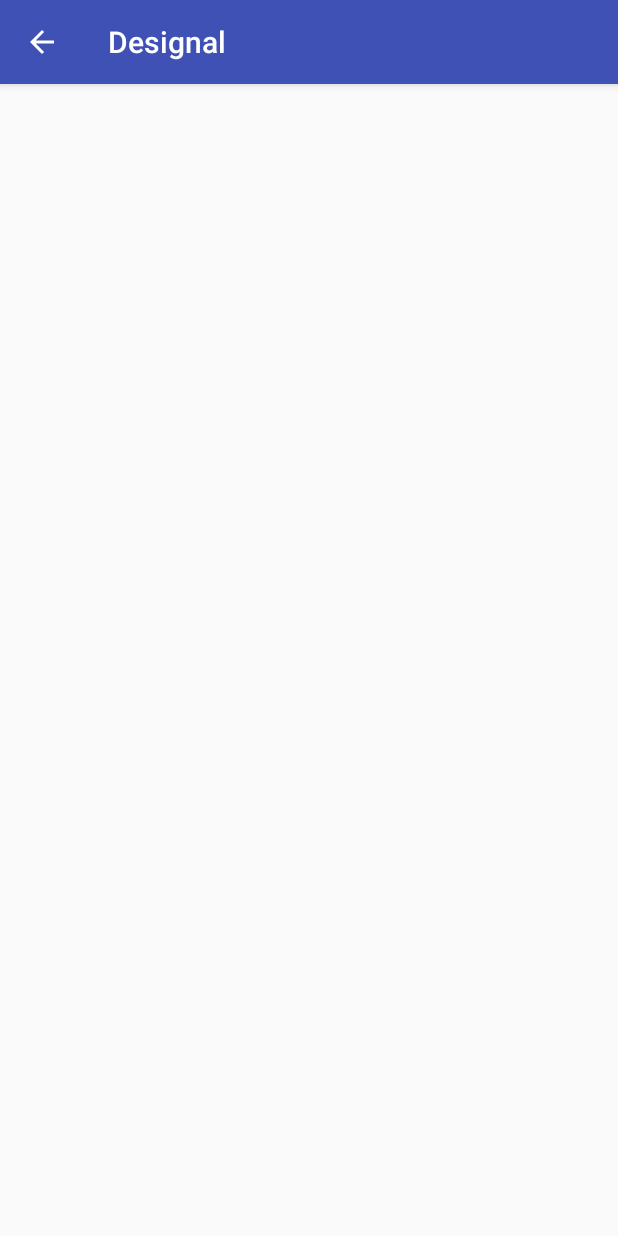
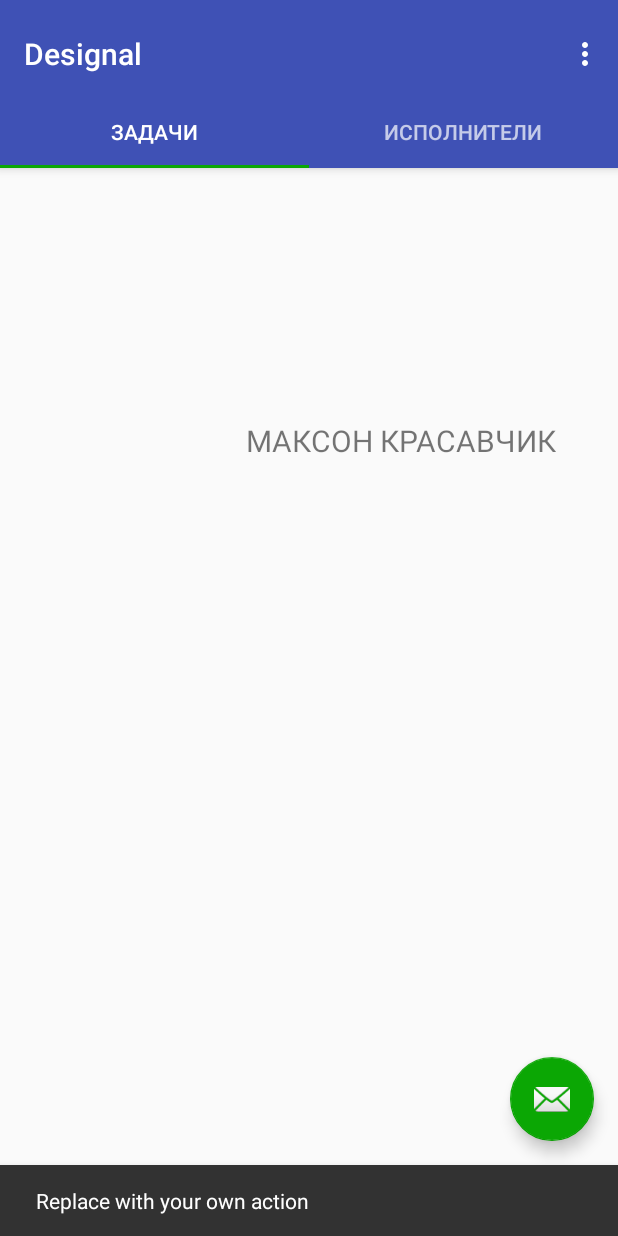
Before and after one commit to nikitko43/Designal, an Android app: the screen it shows after launch (AddActivity before the commit, MainActivity after it), after a tap on an icon or button, on a phone screen of 412 x 824 dp. Run offline under Robolectric (Android 15) with nearby library versions, the phone set to English and light mode, and no system bars.

Commit message:
Сделал табы в MainActivity

```diff
--- a/app/build.gradle
+++ b/app/build.gradle
@@ -23,6 +23,7 @@ dependencies {
     implementation 'com.android.support:appcompat-v7:26.1.0'
     implementation 'com.android.support.constraint:constraint-layout:1.1.0'
     implementation 'com.android.support:design:26.1.0'
+    implementation 'com.android.support:support-v4:26.1.0'
     testImplementation 'junit:junit:4.12'
     androidTestImplementation 'com.android.support.test:runner:1.0.1'
     androidTestImplementation 'com.android.support.test.espresso:espresso-core:3.0.1'
--- a/app/src/main/java/com/lawdev/designal/MainActivity.java
+++ b/app/src/main/java/com/lawdev/designal/MainActivity.java
@@ -1,14 +1,23 @@
 package com.lawdev.designal;
 
-import android.content.Intent;
-import android.os.Bundle;
+import android.support.design.widget.TabLayout;
 import android.support.design.widget.FloatingActionButton;
 import android.support.design.widget.Snackbar;
 import android.support.v7.app.AppCompatActivity;
 import android.support.v7.widget.Toolbar;
-import android.view.View;
+
+import android.support.v4.app.Fragment;
+import android.support.v4.app.FragmentManager;
+import android.support.v4.app.FragmentPagerAdapter;
+import android.support.v4.view.ViewPager;
+import android.os.Bundle;
+import android.view.LayoutInflater;
 import android.view.Menu;
 import android.view.MenuItem;
+import android.view.View;
+import android.view.ViewGroup;
+
+import android.widget.TextView;
 
 /*
    Главное окно приложения.
@@ -34,23 +43,51 @@ import android.view.MenuItem;
 
 public class MainActivity extends AppCompatActivity {
 
+    /**
+     * The {@link android.support.v4.view.PagerAdapter} that will provide
+     * fragments for each of the sections. We use a
+     * {@link FragmentPagerAdapter} derivative, which will keep every
+     * loaded fragment in memory. If this becomes too memory intensive, it
+     * may be best to switch to a
+     * {@link android.support.v4.app.FragmentStatePagerAdapter}.
+     */
+    private SectionsPagerAdapter mSectionsPagerAdapter;
+
+    /**
+     * The {@link ViewPager} that will host the section contents.
+     */
+    private ViewPager mViewPager;
+
     @Override
     protected void onCreate(Bundle savedInstanceState) {
         super.onCreate(savedInstanceState);
         setContentView(R.layout.activity_main);
+
         Toolbar toolbar = (Toolbar) findViewById(R.id.toolbar);
         setSupportActionBar(toolbar);
+        // Create the adapter that will return a fragment for each of the three
+        // primary sections of the activity.
+        mSectionsPagerAdapter = new SectionsPagerAdapter(getSupportFragmentManager());
 
-        FloatingActionButton fab = findViewById(R.id.fab);
+        // Set up the ViewPager with the sections adapter.
+        mViewPager = (ViewPager) findViewById(R.id.container);
+        mViewPager.setAdapter(mSectionsPagerAdapter);
 
+        TabLayout tabLayout = (TabLayout) findViewById(R.id.tabs);
+
+        mViewPager.addOnPageChangeListener(new TabLayout.TabLayoutOnPageChangeListener(tabLayout));
+        tabLayout.addOnTabSelectedListener(new TabLayout.ViewPagerOnTabSelectedListener(mViewPager));
+
+        FloatingActionButton fab = (FloatingActionButton) findViewById(R.id.fab);
         fab.setOnClickListener(new View.OnClickListener() {
             @Override
             public void onClick(View view) {
-                Intent intent = new Intent(MainActivity.this, AddActivity.class);
-                startActivityForResult(intent, 1);
+                Snackbar.make(view, "Replace with your own action", Snackbar.LENGTH_LONG)
+                        .setAction("Action", null).show();
             }
         });
     }
+
 
     @Override
     public boolean onCreateOptionsMenu(Menu menu) {
@@ -73,4 +110,36 @@ public class MainActivity extends AppCompatActivity {
 
         return super.onOptionsItemSelected(item);
     }
+
+
+    /**
+     * A {@link FragmentPagerAdapter} that returns a fragment corresponding to
+     * one of the sections/tabs/pages.
+     */
+    public class SectionsPagerAdapter extends FragmentPagerAdapter {
+
+        public SectionsPagerAdapter(FragmentManager fm) {
+            super(fm);
+        }
+
+        @Override
+        public Fragment getItem(int position) {
+            switch (position) {
+                case 0:
+                    Fragment tasks = new Tasks();
+                    return tasks;
+
+                case 1:
+                    Performers performers = new Performers();
+                    return performers;
+
+                default: return null;
+            }
+        }
+
+        @Override
+        public int getCount() {
+            return 2;
+        }
+    }
 }
--- /dev/null
+++ b/app/src/main/java/com/lawdev/designal/Performers.java
@@ -0,0 +1,16 @@
+package com.lawdev.designal;
+
+import android.os.Bundle;
+import android.support.v4.app.Fragment;
+import android.view.LayoutInflater;
+import android.view.View;
+import android.view.ViewGroup;
+
+public class Performers extends Fragment {
+    @Override
+    public View onCreateView(LayoutInflater inflater, ViewGroup container,
+                             Bundle savedInstanceState) {
+        View rootView = inflater.inflate(R.layout.performers, container, false);
+        return rootView;
+    }
+}
--- /dev/null
+++ b/app/src/main/java/com/lawdev/designal/Tasks.java
@@ -0,0 +1,15 @@
+package com.lawdev.designal;
+
+import android.os.Bundle;
+import android.view.LayoutInflater;
+import android.view.View;
+import android.view.ViewGroup;
+
+public class Tasks extends android.support.v4.app.Fragment {
+    @Override
+    public View onCreateView(LayoutInflater inflater, ViewGroup container,
+                             Bundle savedInstanceState) {
+        View rootView = inflater.inflate(R.layout.tasks, container, false);
+        return rootView;
+    }
+}
--- a/app/src/main/res/layout/activity_main.xml
+++ b/app/src/main/res/layout/activity_main.xml
@@ -2,33 +2,63 @@
 <android.support.design.widget.CoordinatorLayout xmlns:android="http://schemas.android.com/apk/res/android"
     xmlns:app="http://schemas.android.com/apk/res-auto"
     xmlns:tools="http://schemas.android.com/tools"
+    android:id="@+id/main_content"
     android:layout_width="match_parent"
     android:layout_height="match_parent"
-    tools:context="com.lawdev.designal.MainActivity">
+    android:fitsSystemWindows="true"
+    tools:context=".MainActivity">
 
     <android.support.design.widget.AppBarLayout
+        android:id="@+id/appbar"
         android:layout_width="match_parent"
         android:layout_height="wrap_content"
+        android:paddingTop="@dimen/appbar_padding_top"
         android:theme="@style/AppTheme.AppBarOverlay">
 
         <android.support.v7.widget.Toolbar
             android:id="@+id/toolbar"
             android:layout_width="match_parent"
             android:layout_height="?attr/actionBarSize"
+            android:layout_weight="1"
             android:background="?attr/colorPrimary"
-            app:popupTheme="@style/AppTheme.PopupOverlay" />
+            app:layout_scrollFlags="scroll|enterAlways"
+            app:popupTheme="@style/AppTheme.PopupOverlay"
+            app:title="@string/app_name">
 
+        </android.support.v7.widget.Toolbar>
+
+        <android.support.design.widget.TabLayout
+            android:id="@+id/tabs"
+            android:layout_width="match_parent"
+            android:layout_height="wrap_content">
+
+            <android.support.design.widget.TabItem
+                android:id="@+id/tabItem"
+                android:layout_width="wrap_content"
+                android:layout_height="wrap_content"
+                android:text="@string/tab_text_1" />
+
+            <android.support.design.widget.TabItem
+                android:id="@+id/tabItem2"
+                android:layout_width="wrap_content"
+                android:layout_height="wrap_content"
+                android:text="@string/tab_text_2" />
+
+        </android.support.design.widget.TabLayout>
     </android.support.design.widget.AppBarLayout>
 
-    <include layout="@layout/content_main" />
+    <android.support.v4.view.ViewPager
+        android:id="@+id/container"
+        android:layout_width="match_parent"
+        android:layout_height="match_parent"
+        app:layout_behavior="@string/appbar_scrolling_view_behavior" />
 
     <android.support.design.widget.FloatingActionButton
         android:id="@+id/fab"
         android:layout_width="wrap_content"
         android:layout_height="wrap_content"
-        android:tint="@android:color/white"
-        android:layout_gravity="bottom|end"
+        android:layout_gravity="end|bottom"
         android:layout_margin="@dimen/fab_margin"
-        app:srcCompat="@drawable/ic_add_black_24dp" />
+        app:srcCompat="@android:drawable/ic_dialog_email" />
 
 </android.support.design.widget.CoordinatorLayout>
--- /dev/null
+++ b/app/src/main/res/layout/tasks.xml
@@ -0,0 +1,23 @@
+<?xml version="1.0" encoding="utf-8"?>
+<android.support.constraint.ConstraintLayout xmlns:android="http://schemas.android.com/apk/res/android"
+    xmlns:app="http://schemas.android.com/apk/res-auto"
+    xmlns:tools="http://schemas.android.com/tools"
+    android:id="@+id/constraintLayout"
+    android:layout_width="match_parent"
+    android:layout_height="match_parent"
+    tools:context=".MainActivity$PlaceholderFragment">
+
+    <TextView
+        android:id="@+id/section_label"
+        android:layout_width="wrap_content"
+        android:layout_height="wrap_content"
+        android:layout_marginLeft="164dp"
+        android:layout_marginTop="168dp"
+        android:text="МАКСОН КРАСАВЧИК"
+        android:textSize="20sp"
+        app:layout_constraintLeft_toLeftOf="parent"
+        app:layout_constraintTop_toTopOf="@+id/constraintLayout"
+        tools:layout_constraintLeft_creator="1"
+        tools:layout_constraintTop_creator="1" />
+
+</android.support.constraint.ConstraintLayout>
--- /dev/null
+++ b/app/src/main/res/values-w820dp/dimens.xml
@@ -0,0 +1,6 @@
+<resources>
+    <!-- Example customization of dimensions originally defined in res/values/dimens.xml
+         (such as screen margins) for screens with more than 820dp of available width. This
+         would include 7" and 10" devices in landscape (~960dp and ~1280dp respectively). -->
+    <dimen name="activity_horizontal_margin">64dp</dimen>
+</resources>
--- a/app/src/main/res/values/dimens.xml
+++ b/app/src/main/res/values/dimens.xml
@@ -3,4 +3,5 @@
     <!-- Default screen margins, per the Android Design guidelines. -->
     <dimen name="activity_horizontal_margin">16dp</dimen>
     <dimen name="activity_vertical_margin">16dp</dimen>
+    <dimen name="appbar_padding_top">8dp</dimen>
 </resources>
--- a/app/src/main/res/values/strings.xml
+++ b/app/src/main/res/values/strings.xml
@@ -16,4 +16,12 @@
     <string name="permission_rationale">"Contacts permissions are needed for providing email
         completions."
     </string>
+    <string name="title_activity_main2">Main2Activity</string>
+    <string name="section_format">Hello World from section: %1$d</string>
+
+    <!-- TODO: Remove or change this placeholder text -->
+    <string name="hello_blank_fragment">Hello blank fragment</string>
+    <string name="title_activity_main">MainActivity</string>
+    <string name="tab_text_1">Задачи</string>
+    <string name="tab_text_2">Исполнители</string>
 </resources>
```
Also changed, not shown: app/src/main/AndroidManifest.xml (+10 -11 lines), app/src/main/res/layout/performers.xml (added, +23 -0 lines).
